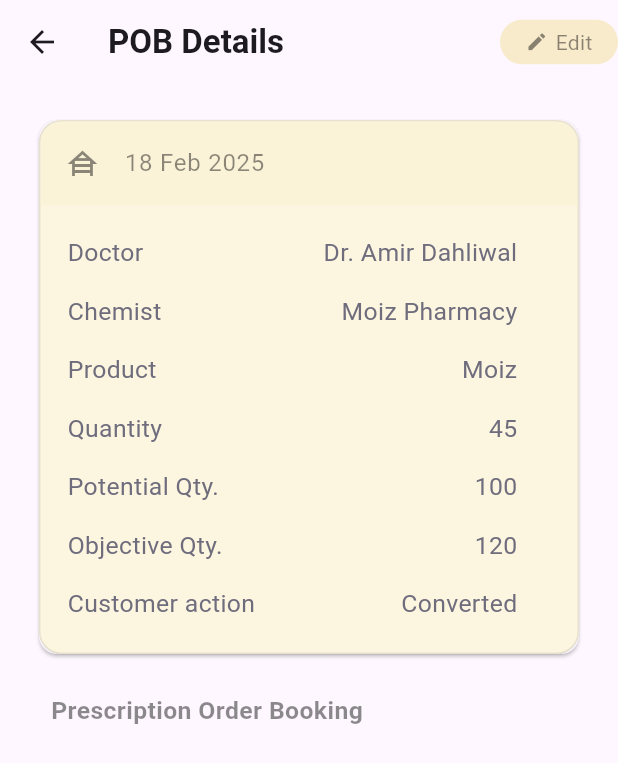
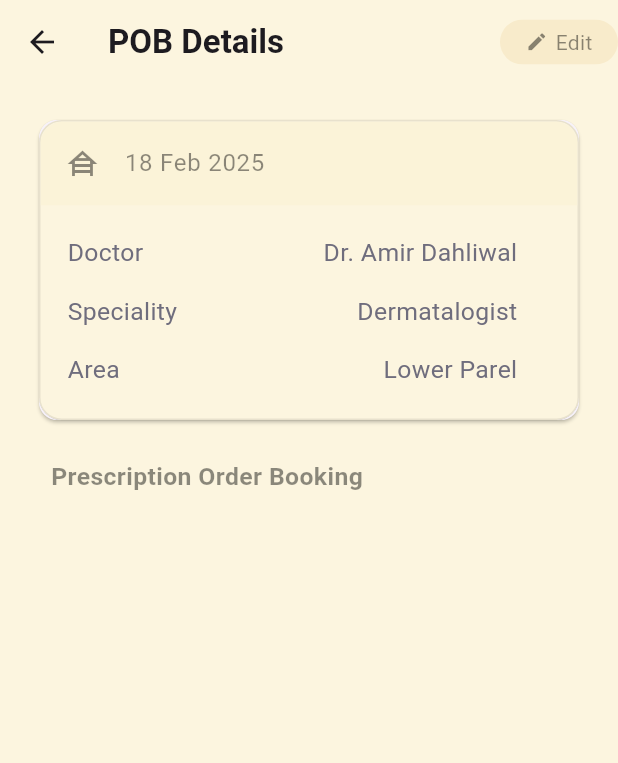
Before and after one commit to amanpal8sss/flutter_, a Flutter app: the screen it shows after launch, after a tap on "17", on a phone screen of 412 x 824 dp. Shown: the top 763 px of the screen. Run offline on Flutter 3.47's test engine with Material 3 defaults, Android fonts, the phone set to English and light mode, and no system bars.

Commit message:
pob-detail

```diff
--- a/lib/screens/pob/pob_page/pob_page.dart
+++ b/lib/screens/pob/pob_page/pob_page.dart
@@ -11,6 +11,7 @@
   @override
   Widget build(BuildContext context) {
     return AppScaffold(
+      backgroundColor: const Color(0xFFFCF5DF),
       appBar: CustomAppBar(
         pageTitle: 'POB Details',
         actions: [
@@ -38,12 +39,9 @@
                   headerLabel: '18 Feb 2025',
                   content: [
                     KeyValuePair(key: 'Doctor', value: 'Dr. Amir Dahliwal'),
-                    KeyValuePair(key: 'Chemist', value: 'Moiz Pharmacy'),
-                    KeyValuePair(key: 'Product', value: 'Moiz'),
-                    KeyValuePair(key: 'Quantity', value: '45'),
-                    KeyValuePair(key: 'Potential Qty.', value: '100'),
-                    KeyValuePair(key: 'Objective Qty.', value: '120'),
-                    KeyValuePair(key: 'Customer action', value: 'Converted'),
+                    KeyValuePair(key: 'Speciality', value: 'Dermatalogist'),
+                    KeyValuePair(key: 'Area', value: 'Lower Parel'),
+
                   ]),
                    Padding(padding: const EdgeInsets.symmetric(vertical: 22.0).copyWith(left: 12.0),
                    child: Text('Prescription Order Booking',
--- a/lib/widgets/app_list_page.dart
+++ b/lib/widgets/app_list_page.dart
@@ -27,6 +27,7 @@
   Widget build(BuildContext context) {
     final searchField = CustomSearchBar();
     return AppScaffold(
+      backgroundColor: const Color(0xFFFCF5DF),
         appBar: CustomAppBar(
           pageTitle: 'POB',
           actions: [
--- a/lib/widgets/custom_app_bar.dart
+++ b/lib/widgets/custom_app_bar.dart
@@ -12,7 +12,7 @@
   @override
   Widget build(BuildContext context) {
     return AppBar(
-      surfaceTintColor: const Color(0xFFF7DA93),
+      backgroundColor: const Color(0xFFFCF5DF),
       title: Padding(
         padding: EdgeInsets.only(right: 28.0),
         child: Text(
```
